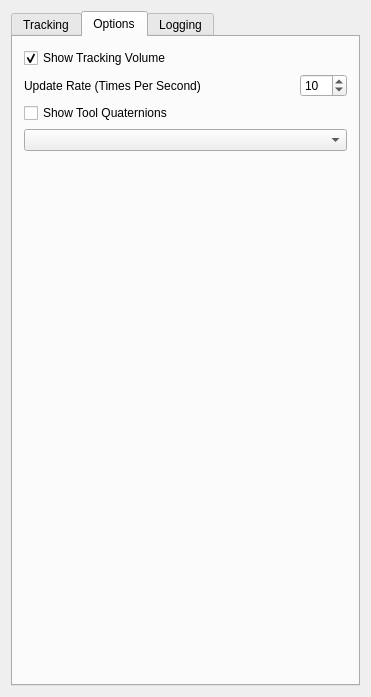
Above: Modules/Bundles/org.mitk.gui.qt.igttrackingtoolbox/src/internal/QmitkMITKIGTTrackingToolboxViewControls.ui from MITK/MITK before the change. Below: the same form after it.
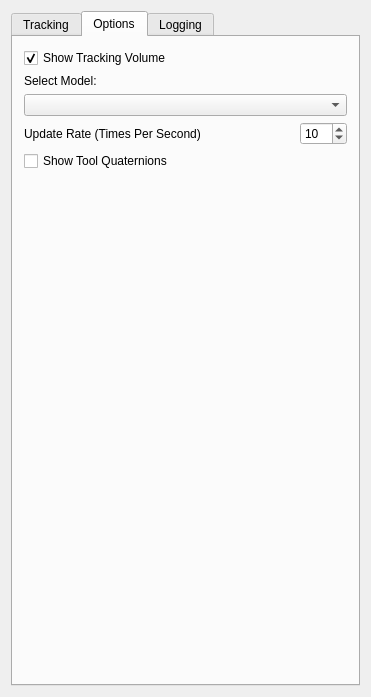
That is the form after the change. Custom widgets are drawn as their Qt base class.

Commit message: Lots of changes related to the new device model set.

Patch:
```diff
--- a/Modules/Bundles/org.mitk.gui.qt.igttrackingtoolbox/src/internal/QmitkMITKIGTTrackingToolboxViewControls.ui
+++ b/Modules/Bundles/org.mitk.gui.qt.igttrackingtoolbox/src/internal/QmitkMITKIGTTrackingToolboxViewControls.ui
@@ -265,6 +265,16 @@
          </property>
         </widget>
        </item>
+       <item>
+        <widget class="QLabel" name="label_5">
+         <property name="text">
+          <string>Select Model:</string>
+         </property>
+        </widget>
+       </item>
+       <item>
+        <widget class="QComboBox" name="VolumeSelectionBox"/>
+       </item>
        <item>
         <layout class="QHBoxLayout" name="horizontalLayout_6">
          <item>
@@ -306,9 +316,6 @@
          </property>
         </widget>
        </item>
-       <item>
-        <widget class="QComboBox" name="VolumeSelectionBox"/>
-       </item>
        <item>
         <spacer name="verticalSpacer_3">
          <property name="orientation">
```
The commit also changes 8 other files.
